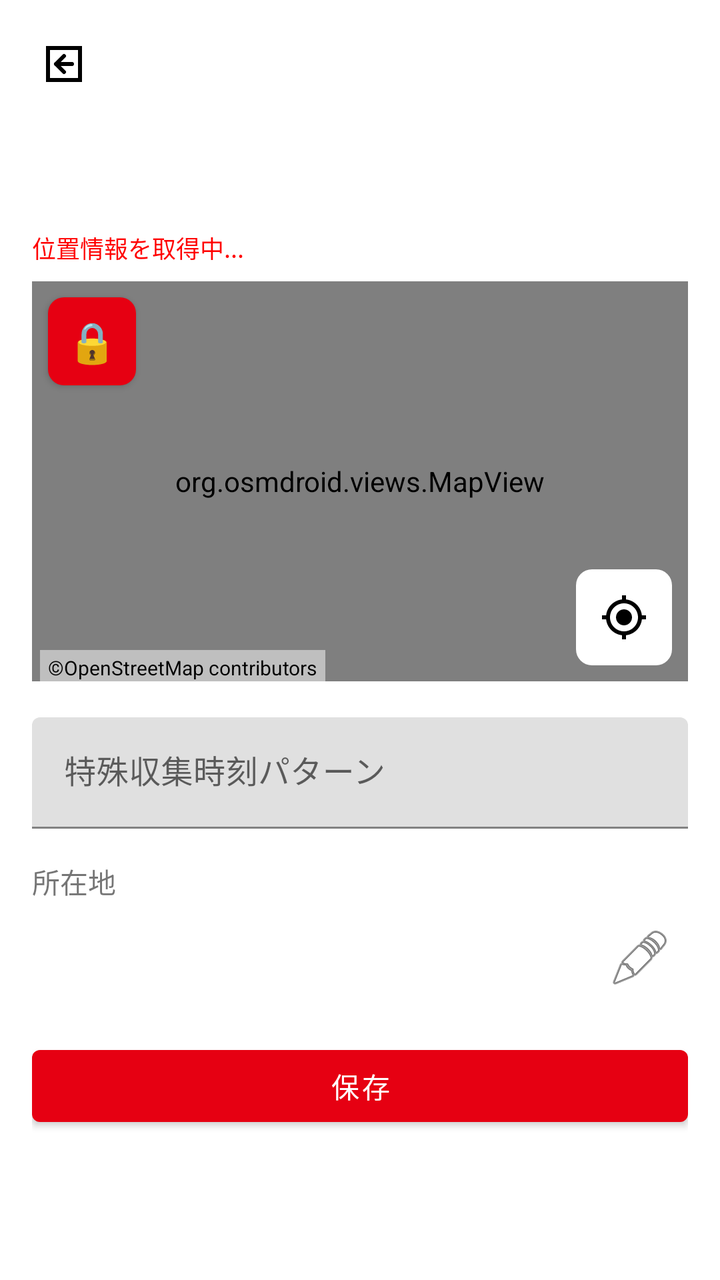
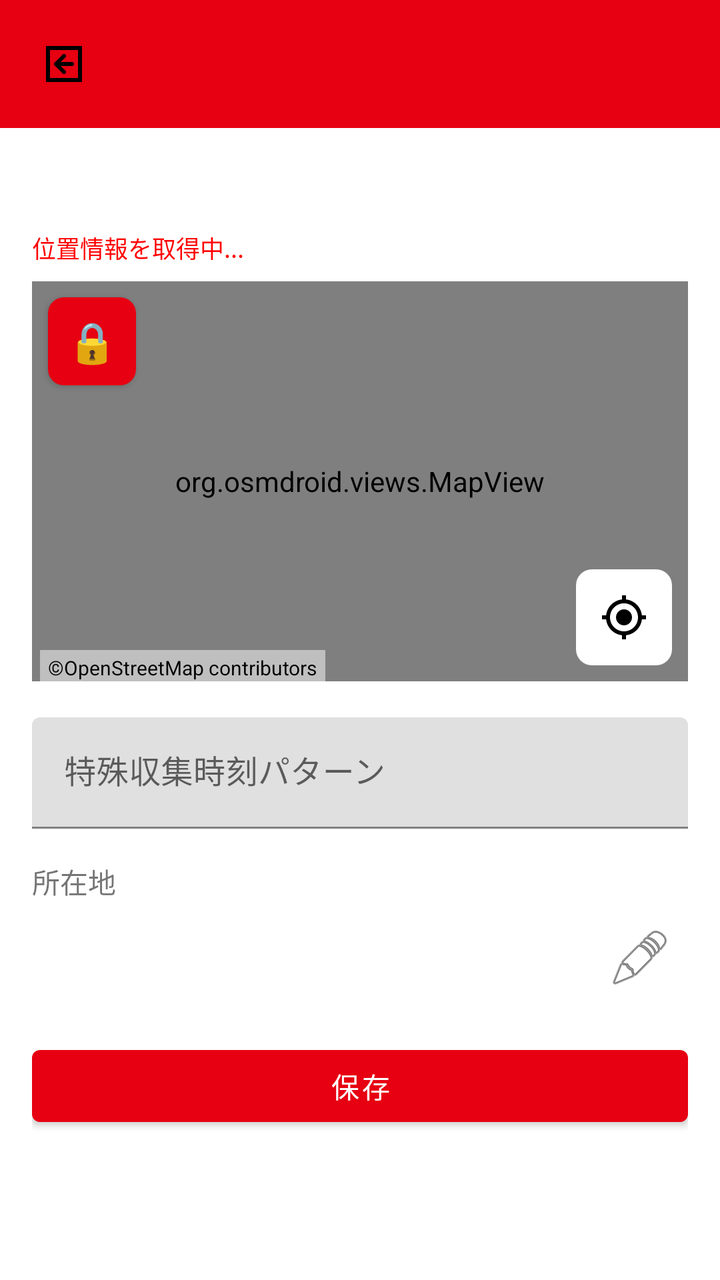

Before-and-after screenshots of an Android layout around one commit, followed by the original layout XML and the change that was made.
<!-- AndroidManifest.xml: application theme Theme.OsmJPPostalMap -->
<!-- res/layout/activity_edit_poi.xml -->
<?xml version="1.0" encoding="utf-8"?>
<LinearLayout xmlns:android="http://schemas.android.com/apk/res/android"
    android:layout_width="match_parent"
    android:layout_height="match_parent"
    android:orientation="vertical">
    
    <TextView
        android:id="@+id/top_banner"
        android:layout_width="match_parent"
        android:layout_height="wrap_content"
        android:textColor="#FFFFFF"
        android:padding="8dp"
        android:visibility="gone"
        android:elevation="8dp" />

    <androidx.appcompat.widget.AppCompatImageButton
        android:id="@+id/btn_back"
        android:layout_width="48dp"
        android:layout_height="48dp"
        android:layout_margin="8dp"
        android:background="?attr/selectableItemBackgroundBorderless"
        android:src="@drawable/ic_back_postbox"
        android:contentDescription="戻る" />

    <ScrollView
        android:id="@+id/edit_scroll_view"
        android:layout_width="match_parent"
        android:layout_height="match_parent">

        <LinearLayout
            android:layout_width="match_parent"
            android:layout_height="wrap_content"
            android:orientation="vertical"
            android:padding="16dp">

        <TextView
            android:id="@+id/edit_title"
            android:layout_width="wrap_content"
            android:layout_height="wrap_content"
            android:textSize="20sp"
            android:textStyle="bold"
            android:layout_marginBottom="8dp" />

        <TextView
            android:id="@+id/text_location_status"
            android:layout_width="match_parent"
            android:layout_height="wrap_content"
            android:textSize="12sp"
            android:textColor="#FF0000"
            android:text="位置情報を取得中..."
            android:layout_marginBottom="8dp" />

        <FrameLayout
            android:layout_width="match_parent"
            android:layout_height="200dp">

            <org.osmdroid.views.MapView
                android:id="@+id/edit_map"
                android:layout_width="match_parent"
                android:layout_height="match_parent" />

            <Button
                android:id="@+id/btn_lock_map"
                android:layout_width="44dp"
                android:layout_height="44dp"
                android:layout_margin="8dp"
                android:background="@drawable/bg_menu_button"
                android:text="🔒"
                android:textSize="20sp"
                android:padding="0dp"
                android:gravity="center"
                android:contentDescription="地図のロック"
                android:layout_gravity="top|start" />

            <ImageButton
                android:id="@+id/btn_my_location"
                android:layout_width="48dp"
                android:layout_height="48dp"
                android:layout_gravity="bottom|end"
                android:layout_margin="8dp"
                android:background="@drawable/bg_menu_button"
                android:src="@drawable/ic_my_location"
                android:contentDescription="現在地" />
        </FrameLayout>

        <TextView
            android:layout_width="wrap_content"
            android:layout_height="wrap_content"
            android:layout_marginStart="4dp"
            android:layout_marginTop="-16dp"
            android:layout_marginBottom="16dp"
            android:background="#80FFFFFF"
            android:paddingHorizontal="4dp"
            android:paddingVertical="2dp"
            android:text="@string/osm_copyright"
            android:textColor="#000000"
            android:textSize="10sp" />

        <com.google.android.material.textfield.TextInputLayout
            android:id="@+id/edit_tag_layout"
            android:layout_width="match_parent"
            android:layout_height="wrap_content"
            android:hint="営業時間 (タグ直接編集)"
            android:layout_marginBottom="16dp"
            android:visibility="gone">

            <com.google.android.material.textfield.TextInputEditText
                android:id="@+id/edit_tag_value"
                android:layout_width="match_parent"
                android:layout_height="wrap_content"
                android:inputType="textMultiLine" />
        </com.google.android.material.textfield.TextInputLayout>

        <LinearLayout
            android:id="@+id/layout_opening_hours_edit"
            android:layout_width="match_parent"
            android:layout_height="wrap_content"
            android:orientation="vertical"
            android:visibility="gone">

            <TableLayout
                android:id="@+id/table_opening_hours"
                android:layout_width="match_parent"
                android:layout_height="wrap_content"
                android:stretchColumns="1,2,3"
                android:layout_marginBottom="8dp">
                <TableRow>
                    <TextView android:text="" android:padding="4dp"/>
                    <TextView android:text="開店" android:gravity="center" android:textStyle="bold" android:padding="4dp"/>
                    <TextView android:text="閉店" android:gravity="center" android:textStyle="bold" android:padding="4dp"/>
                    <TextView android:text="休憩 (開始-終了)" android:gravity="center" android:textStyle="bold" android:padding="4dp"/>
                    <TextView android:text="休" android:gravity="center" android:textStyle="bold" android:padding="4dp"/>
                </TableRow>
                <TableRow>
                    <TextView android:text="平日" android:textStyle="bold" android:padding="4dp" android:gravity="center_vertical"/>
                    <EditText android:id="@+id/edit_oh_wd_open" android:layout_width="match_parent" android:layout_height="wrap_content" android:hint="--:--" android:inputType="time" android:background="@drawable/bg_edit_time_cell" android:padding="8dp" android:textSize="14sp" android:gravity="center"/>
                    <EditText android:id="@+id/edit_oh_wd_close" android:layout_width="match_parent" android:layout_height="wrap_content" android:hint="--:--" android:inputType="time" android:background="@drawable/bg_edit_time_cell" android:padding="8dp" android:textSize="14sp" android:gravity="center"/>
                    <LinearLayout android:layout_width="match_parent" android:layout_height="wrap_content" android:orientation="horizontal">
                        <EditText android:id="@+id/edit_oh_wd_break_start" android:layout_width="0dp" android:layout_weight="1" android:layout_height="wrap_content" android:hint="--:--" android:inputType="time" android:background="@drawable/bg_edit_time_cell" android:padding="8dp" android:textSize="12sp" android:gravity="center"/>
                        <TextView android:layout_width="wrap_content" android:layout_height="wrap_content" android:text="-" android:padding="2dp"/>
                        <EditText android:id="@+id/edit_oh_wd_break_end" android:layout_width="0dp" android:layout_weight="1" android:layout_height="wrap_content" android:hint="--:--" android:inputType="time" android:background="@drawable/bg_edit_time_cell" android:padding="8dp" android:textSize="12sp" android:gravity="center"/>
                    </LinearLayout>
                    <CheckBox android:id="@+id/check_oh_wd_off" android:layout_width="wrap_content" android:layout_height="wrap_content" android:gravity="center"/>
                </TableRow>
                <TableRow android:layout_marginTop="4dp">
                    <TextView android:text="土曜" android:textStyle="bold" android:padding="4dp" android:gravity="center_vertical"/>
                    <EditText android:id="@+id/edit_oh_sa_open" android:layout_width="match_parent" android:layout_height="wrap_content" android:hint="--:--" android:inputType="time" android:background="@drawable/bg_edit_time_cell" android:padding="8dp" android:textSize="14sp" android:gravity="center"/>
                    <EditText android:id="@+id/edit_oh_sa_close" android:layout_width="match_parent" android:layout_height="wrap_content" android:hint="--:--" android:inputType="time" android:background="@drawable/bg_edit_time_cell" android:padding="8dp" android:textSize="14sp" android:gravity="center"/>
                    <LinearLayout android:layout_width="match_parent" android:layout_height="wrap_content" android:orientation="horizontal">
                        <EditText android:id="@+id/edit_oh_sa_break_start" android:layout_width="0dp" android:layout_weight="1" android:layout_height="wrap_content" android:hint="--:--" android:inputType="time" android:background="@drawable/bg_edit_time_cell" android:padding="8dp" android:textSize="12sp" android:gravity="center"/>
                        <TextView android:layout_width="wrap_content" android:layout_height="wrap_content" android:text="-" android:padding="2dp"/>
                        <EditText android:id="@+id/edit_oh_sa_break_end" android:layout_width="0dp" android:layout_weight="1" android:layout_height="wrap_content" android:hint="--:--" android:inputType="time" android:background="@drawable/bg_edit_time_cell" android:padding="8dp" android:textSize="12sp" android:gravity="center"/>
                    </LinearLayout>
                    <CheckBox android:id="@+id/check_oh_sa_off" android:layout_width="wrap_content" android:layout_height="wrap_content" android:gravity="center"/>
                </TableRow>
                <TableRow android:layout_marginTop="4dp">
                    <TextView android:text="日祝" android:textStyle="bold" android:padding="4dp" android:gravity="center_vertical"/>
                    <EditText android:id="@+id/edit_oh_ph_open" android:layout_width="match_parent" android:layout_height="wrap_content" android:hint="--:--" android:inputType="time" android:background="@drawable/bg_edit_time_cell" android:padding="8dp" android:textSize="14sp" android:gravity="center"/>
                    <EditText android:id="@+id/edit_oh_ph_close" android:layout_width="match_parent" android:layout_height="wrap_content" android:hint="--:--" android:inputType="time" android:background="@drawable/bg_edit_time_cell" android:padding="8dp" android:textSize="14sp" android:gravity="center"/>
                    <LinearLayout android:layout_width="match_parent" android:layout_height="wrap_content" android:orientation="horizontal">
                        <EditText android:id="@+id/edit_oh_ph_break_start" android:layout_width="0dp" android:layout_weight="1" android:layout_height="wrap_content" android:hint="--:--" android:inputType="time" android:background="@drawable/bg_edit_time_cell" android:padding="8dp" android:textSize="12sp" android:gravity="center"/>
                        <TextView android:layout_width="wrap_content" android:layout_height="wrap_content" android:text="-" android:padding="2dp"/>
                        <EditText android:id="@+id/edit_oh_ph_break_end" android:layout_width="0dp" android:layout_weight="1" android:layout_height="wrap_content" android:hint="--:--" android:inputType="time" android:background="@drawable/bg_edit_time_cell" android:padding="8dp" android:textSize="12sp" android:gravity="center"/>
                    </LinearLayout>
                    <CheckBox android:id="@+id/check_oh_ph_off" android:layout_width="wrap_content" android:layout_height="wrap_content" android:gravity="center"/>
                </TableRow>
            </TableLayout>

            <LinearLayout
                android:layout_width="match_parent"
                android:layout_height="wrap_content"
                android:orientation="horizontal"
                android:layout_marginBottom="16dp">
                <Button
                    android:id="@+id/btn_oh_copy_to_sa"
                    android:layout_width="0dp"
                    android:layout_height="wrap_content"
                    android:layout_weight="1"
                    android:text="平日→土曜"
                    style="@style/Widget.MaterialComponents.Button.TextButton"
                    android:textSize="12sp" />
                <Button
                    android:id="@+id/btn_oh_copy_to_ph"
                    android:layout_width="0dp"
                    android:layout_height="wrap_content"
                    android:layout_weight="1"
                    android:text="土曜→日祝"
                    style="@style/Widget.MaterialComponents.Button.TextButton"
                    android:textSize="12sp" />
            </LinearLayout>
        </LinearLayout>

        <LinearLayout
            android:id="@+id/layout_collection_edit"
            android:layout_width="match_parent"
            android:layout_height="wrap_content"
            android:orientation="vertical"
            android:visibility="gone">

            <TableLayout
                android:id="@+id/table_collection"
                android:layout_width="match_parent"
                android:layout_height="wrap_content"
                android:stretchColumns="0,1,2"
                android:layout_marginBottom="8dp">
                <TableRow>
                    <TextView android:text="平日" android:gravity="center" android:textStyle="bold" android:padding="4dp"/>
                    <TextView android:text="土曜" android:gravity="center" android:textStyle="bold" android:padding="4dp"/>
                    <TextView
                        android:id="@+id/header_sun_ph"
                        android:text="日祝"
                        android:gravity="center"
                        android:textStyle="bold"
                        android:padding="4dp"/>
                </TableRow>
                <TableRow>
                    <Button
                        android:id="@+id/btn_copy_to_sat"
                        android:layout_width="0dp"
                        android:layout_height="wrap_content"
                        android:text="→土曜"
                        style="@style/Widget.MaterialComponents.Button.TextButton"
                        android:textSize="12sp" />
                    <Button
                        android:id="@+id/btn_copy_to_sun"
                        android:layout_width="0dp"
                        android:layout_height="wrap_content"
                        android:text="→日祝"
                        style="@style/Widget.MaterialComponents.Button.TextButton"
                        android:textSize="12sp" />
                    <View android:layout_width="0dp" android:layout_height="0dp" />
                </TableRow>
                <TableRow>
                    <CheckBox
                        android:id="@+id/check_col_wd_off"
                        android:layout_width="wrap_content"
                        android:layout_height="wrap_content"
                        android:text="収集なし"
                        android:textSize="10sp"
                        android:gravity="center"/>
                    <CheckBox
                        android:id="@+id/check_col_sa_off"
                        android:layout_width="wrap_content"
                        android:layout_height="wrap_content"
                        android:text="収集なし"
                        android:textSize="10sp"
                        android:gravity="center"/>
                    <CheckBox
                        android:id="@+id/check_col_ph_off"
                        android:layout_width="wrap_content"
                        android:layout_height="wrap_content"
                        android:text="収集なし"
                        android:textSize="10sp"
                        android:gravity="center"/>
                </TableRow>
            </TableLayout>

            <LinearLayout
                android:id="@+id/layout_holiday_warning"
                android:layout_width="match_parent"
                android:layout_height="wrap_content"
                android:orientation="horizontal"
                android:gravity="center_vertical"
                android:padding="4dp"
                android:background="#FFF3E0"
                android:visibility="gone"
                android:layout_marginBottom="8dp">
                <TextView
                    android:layout_width="0dp"
                    android:layout_height="wrap_content"
                    android:layout_weight="1"
                    android:text="祝日の時刻情報がありません"
                    android:textColor="#E65100"
                    android:textSize="12sp" />
                <Button
                    android:id="@+id/btn_apply_sun_to_ph"
                    android:layout_width="wrap_content"
                    android:layout_height="wrap_content"
                    android:text="日曜と同じ"
                    style="@style/Widget.MaterialComponents.Button.TextButton"
                    android:textSize="12sp" />
            </LinearLayout>

            <Button
                android:id="@+id/btn_add_row"
                android:layout_width="match_parent"
                android:layout_height="wrap_content"
                android:text="行を追加"
                style="@style/Widget.MaterialComponents.Button.OutlinedButton"
                android:layout_marginBottom="16dp" />
        </LinearLayout>

        <LinearLayout
            android:id="@+id/layout_fallback"
            android:layout_width="match_parent"
            android:layout_height="wrap_content"
            android:orientation="horizontal"
            android:gravity="center_vertical"
            android:background="#EEEEEE"
            android:padding="8dp"
            android:visibility="gone"
            android:layout_marginBottom="16dp">

            <TextView
                android:id="@+id/text_fallback_value"
                android:layout_width="0dp"
                android:layout_height="wrap_content"
                android:layout_weight="1"
                android:text="解析できない形式のため直接編集できません" />

            <ImageButton
                android:id="@+id/btn_force_edit"
                android:layout_width="48dp"
                android:layout_height="48dp"
                android:src="@android:drawable/ic_menu_edit"
                android:background="?attr/selectableItemBackgroundBorderless"
                android:contentDescription="強制的に編集する" />
        </LinearLayout>

        <com.google.android.material.textfield.TextInputLayout
            android:id="@+id/edit_special_note_layout"
            android:layout_width="match_parent"
            android:layout_height="wrap_content"
            android:hint="@string/label_special_note"
            android:layout_marginBottom="16dp">

            <com.google.android.material.textfield.TextInputEditText
                android:id="@+id/edit_special_note_value"
                android:layout_width="match_parent"
                android:layout_height="wrap_content"
                android:inputType="textMultiLine" />
        </com.google.android.material.textfield.TextInputLayout>

        <LinearLayout
            android:id="@+id/layout_shape_edit"
            android:layout_width="match_parent"
            android:layout_height="wrap_content"
            android:orientation="vertical"
            android:visibility="gone"
            android:layout_marginBottom="16dp">

            <TextView
                android:layout_width="wrap_content"
                android:layout_height="wrap_content"
                android:text="形状"
                android:layout_marginBottom="4dp" />

            <RadioGroup
                android:id="@+id/edit_radio_shape"
                android:layout_width="match_parent"
                android:layout_height="wrap_content"
                android:orientation="horizontal">
                <RadioButton
                    android:id="@+id/edit_shape_box"
                    android:layout_width="wrap_content"
                    android:layout_height="wrap_content"
                    android:text="柱上箱型" />
                <RadioButton
                    android:id="@+id/edit_shape_pillar"
                    android:layout_width="wrap_content"
                    android:layout_height="wrap_content"
                    android:text="円柱" />
                <RadioButton
                    android:id="@+id/edit_shape_other"
                    android:layout_width="wrap_content"
                    android:layout_height="wrap_content"
                    android:text="その他" />
            </RadioGroup>
        </LinearLayout>

        <com.google.android.material.textfield.TextInputLayout
            android:id="@+id/edit_branch_layout"
            android:layout_width="match_parent"
            android:layout_height="wrap_content"
            android:hint="収集局名 (operator:branch)"
            android:layout_marginBottom="16dp"
            android:visibility="gone">

            <com.google.android.material.textfield.TextInputEditText
                android:id="@+id/edit_branch_value"
                android:layout_width="match_parent"
                android:layout_height="wrap_content"
                android:inputType="text" />
        </com.google.android.material.textfield.TextInputLayout>

        <com.google.android.material.textfield.TextInputLayout
            android:id="@+id/edit_ref_layout"
            android:layout_width="match_parent"
            android:layout_height="wrap_content"
            android:hint="ポスト番号 (ref)"
            android:layout_marginBottom="16dp"
            android:visibility="gone">

            <com.google.android.material.textfield.TextInputEditText
                android:id="@+id/edit_ref_value"
                android:layout_width="match_parent"
                android:layout_height="wrap_content"
                android:inputType="text" />
        </com.google.android.material.textfield.TextInputLayout>

        <TextView
            android:layout_width="wrap_content"
            android:layout_height="wrap_content"
            android:text="所在地"
            android:layout_marginBottom="4dp" />

        <LinearLayout
            android:layout_width="match_parent"
            android:layout_height="wrap_content"
            android:orientation="horizontal"
            android:gravity="center_vertical"
            android:layout_marginBottom="16dp">

            <TextView
                android:id="@+id/edit_address_value"
                android:layout_width="0dp"
                android:layout_height="wrap_content"
                android:layout_weight="1"
                android:textSize="14sp" />

            <ImageButton
                android:id="@+id/btn_address_edit"
                android:layout_width="48dp"
                android:layout_height="48dp"
                android:background="?attr/selectableItemBackgroundBorderless"
                android:contentDescription="住所を編集"
                android:src="@android:drawable/ic_menu_edit" />
        </LinearLayout>


        <Button
            android:id="@+id/btn_save"
            android:layout_width="match_parent"
            android:layout_height="wrap_content"
            android:text="@string/save" />

    </LinearLayout>
    </ScrollView>
</LinearLayout>
<!-- resources referenced by this layout -->
<resources>
  <!-- drawable bg_edit_time_cell (drawable) -->
  <?xml version="1.0" encoding="utf-8"?>
  <layer-list xmlns:android="http://schemas.android.com/apk/res/android">
      
      <item android:id="@+id/cell_border">
          <shape android:shape="rectangle">
              <solid android:color="@color/blue_frame" />
          </shape>
      </item>
      
      <item android:id="@+id/cell_background"
          android:top="2dp" android:bottom="2dp" android:left="2dp" android:right="2dp">
          <shape android:shape="rectangle">
              <solid android:color="@color/gray_bg" />
          </shape>
      </item>
  </layer-list>
  <!-- drawable bg_menu_button (drawable) -->
  <?xml version="1.0" encoding="utf-8"?>
  <shape xmlns:android="http://schemas.android.com/apk/res/android"
      android:shape="rectangle">
      <solid android:color="#FFFFFF" />
      <corners android:radius="8dp" />
  </shape>
  <!-- drawable ic_back_postbox (drawable) -->
  <vector xmlns:android="http://schemas.android.com/apk/res/android"
      android:width="24dp"
      android:height="24dp"
      android:viewportWidth="24"
      android:viewportHeight="24">
      
      <path
          android:strokeColor="#000000"
          android:strokeWidth="2"
          android:pathData="M4,4 h16 v16 h-16 z" />
      
      <path
          android:fillColor="#000000"
          android:pathData="M16,12 H8 M8,12 l4,-4 M8,12 l4,4"
          android:strokeColor="#000000"
          android:strokeWidth="2"
          android:strokeLineCap="round"
          android:strokeLineJoin="round" />
  </vector>
  <!-- drawable ic_my_location (drawable) -->
  <vector xmlns:android="http://schemas.android.com/apk/res/android"
      android:width="24dp"
      android:height="24dp"
      android:viewportWidth="24"
      android:viewportHeight="24">
      <path
          android:fillColor="#000000"
          android:pathData="M12,8c-2.21,0 -4,1.79 -4,4s1.79,4 4,4 4,-1.79 4,-4 -1.79,-4 -4,-4zM20.94,11c-0.46,-4.17 -3.77,-7.48 -7.94,-7.94L13,1h-2v2.06C6.83,3.52 3.52,6.83 3.06,11L1,11v2h2.06c0.46,4.17 3.77,7.48 7.94,7.94L11,23h2v-2.06c4.17,-0.46 7.48,-3.77 7.94,-7.94L23,13v-2h-2.06zM12,19c-3.87,0 -7,-3.13 -7,-7s3.13,-7 7,-7 7,3.13 7,7 -3.13,7 -7,7z"/>
  </vector>
  <string name="label_special_note">特殊収集時刻パターン</string>
  <string name="osm_copyright">©OpenStreetMap contributors</string>
  <string name="save">保存</string>
  <style name="Theme.OsmJPPostalMap" parent="Theme.MaterialComponents.DayNight.NoActionBar">
          
          <item name="colorPrimary">@color/jp_post_red</item>
          <item name="colorPrimaryVariant">@color/jp_post_red</item>
          <item name="colorOnPrimary">@color/white</item>
          
          <item name="colorSecondary">@color/teal_200</item>
          <item name="colorSecondaryVariant">@color/teal_700</item>
          <item name="colorOnSecondary">@color/black</item>
          
          <item name="android:statusBarColor">?attr/colorPrimaryVariant</item>
          <item name="android:windowLightStatusBar" tools:targetApi="m">false</item>
          
      </style>
  <color name="blue_frame">#FF2196F3</color>
  <color name="gray_bg">#FFF5F5F5</color>
  <color name="jp_post_red">#E60012</color>
  <color name="white">#FFFFFFFF</color>
  <color name="teal_200">#FF03DAC5</color>
  <color name="teal_700">#FF018786</color>
  <color name="black">#FF000000</color>
</resources>

<!-- the commit's change to res/layout/activity_edit_poi.xml (unified diff, before → after) -->
@@ -1,8 +1,11 @@
 <?xml version="1.0" encoding="utf-8"?>
 <LinearLayout xmlns:android="http://schemas.android.com/apk/res/android"
+    android:id="@+id/edit_root"
     android:layout_width="match_parent"
     android:layout_height="match_parent"
-    android:orientation="vertical">
+    android:orientation="vertical"
+    android:background="@color/jp_post_red">
+
     
     <TextView
         android:id="@+id/top_banner"
@@ -25,7 +28,8 @@
     <ScrollView
         android:id="@+id/edit_scroll_view"
         android:layout_width="match_parent"
-        android:layout_height="match_parent">
+        android:layout_height="match_parent"
+        android:background="@android:color/white">
 
         <LinearLayout
             android:layout_width="match_parent"
